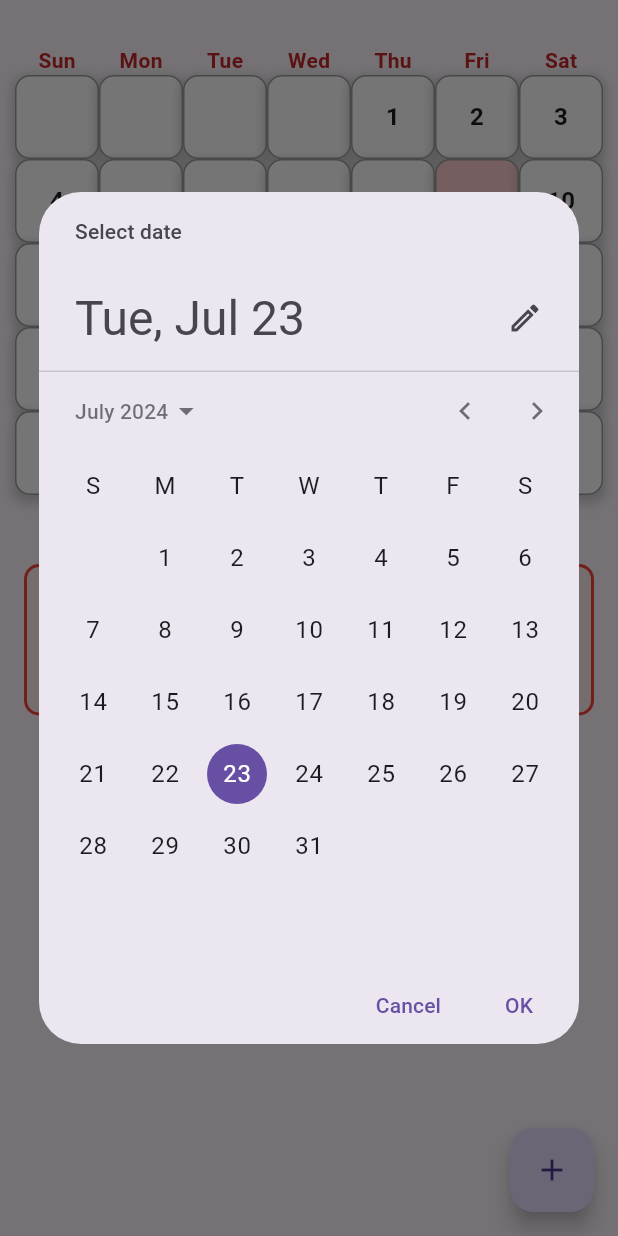
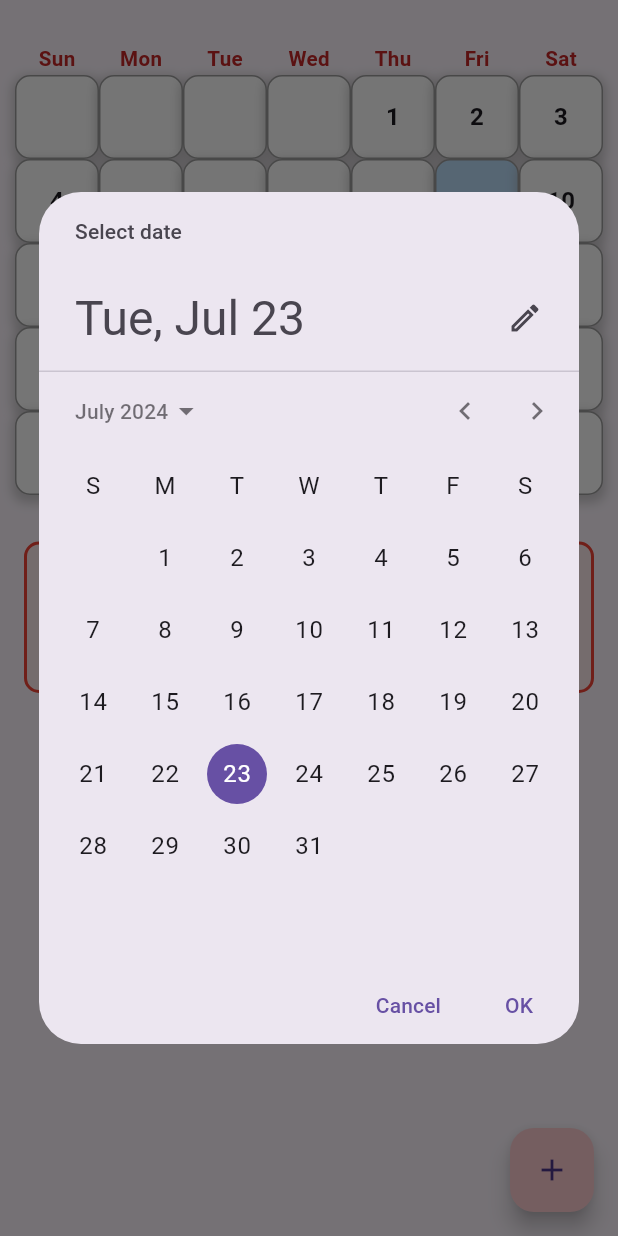
Before and after one commit to AaronCrisologo/Class-Compass-Your-University-Companion-App-, a Flutter app: the CalendarScreen screen opened directly, after a tap on the "add" icon, on a phone screen of 412 x 824 dp. Run offline on Flutter 3.47's test engine with Material 3 defaults, Android fonts, the light colour scheme and no system bars; our stand-ins replace flutter_colorpicker, font_awesome_flutter.

Commit message:
calendar_screen tweaks Days of the week now scales with screen size Adjusted wording of texts change screen color to be more inligned with app theme

```diff
--- a/lib/calendar_screen.dart
+++ b/lib/calendar_screen.dart
@@ -29,18 +29,23 @@ class _CalendarScreenState extends State<CalendarScreen> {
         onPressed: () {
           _showDatePickerAndAddDetails(context);
         },
+        backgroundColor: Colors.red[100],
         child: Icon(Icons.add),
       ),
       body: SingleChildScrollView(
         child: Column(
           children: [
             Padding(
-              padding: const EdgeInsets.fromLTRB(10, 30, 10, 30),
+              padding: const EdgeInsets.fromLTRB(10, 30, 10, 15),
               child: Column(
                 children: [
-                  Row(
+                  LayoutBuilder(
+                    builder: (context, constraints) {
+                      double fontSize = constraints.maxWidth * 0.035;
+                      return Row(
                         mainAxisAlignment: MainAxisAlignment.spaceAround,
-                    children: ['Sun', 'Mon', 'Tue', 'Wed', 'Thu', 'Fri', 'Sat']
+                        children:
+                            ['Sun', 'Mon', 'Tue', 'Wed', 'Thu', 'Fri', 'Sat']
                                 .map((day) => Expanded(
                                       child: Center(
                                         child: Text(
@@ -48,11 +53,14 @@ class _CalendarScreenState extends State<CalendarScreen> {
                                           style: TextStyle(
                                             fontWeight: FontWeight.bold,
                                             color: Colors.red[800],
+                                            fontSize: fontSize,
                                           ),
                                         ),
                                       ),
                                     ))
                                 .toList(),
+                      );
+                    },
                   ),
                   GridView.builder(
                     physics:
@@ -89,7 +97,7 @@ class _CalendarScreenState extends State<CalendarScreen> {
                       }
 
                       Color getBackgroundColor() {
-                        if (isCurrentDate) return Colors.red[100]!;
+                        if (isCurrentDate) return Colors.blue[100]!;
                         if (isHoliday ||
                             isWeatherDisturbance ||
                             isUserNoClassDay) {
@@ -103,7 +111,7 @@ class _CalendarScreenState extends State<CalendarScreen> {
 
                       return LayoutBuilder(
                         builder: (context, constraints) {
-                          double iconSize = constraints.maxWidth * 0.3;
+                          double iconSize = constraints.maxWidth * 0.25;
                           return GestureDetector(
                             onTap: () {
                               _showDayDetails(
@@ -264,7 +272,7 @@ class _CalendarScreenState extends State<CalendarScreen> {
       context: context,
       builder: (context) {
         return AlertDialog(
-          title: Text('Details for ${day.day}/${day.month}/${day.year}'),
+          title: Text('Editing Date ${day.day}/${day.month}/${day.year}'),
           content: Container(
             width: double.maxFinite,
             child: Column(
@@ -294,7 +302,7 @@ class _CalendarScreenState extends State<CalendarScreen> {
                   },
                 ),
                 CheckboxListTile(
-                  title: Text('Mark as partial asynchronous'),
+                  title: Text('Mark as partial class cancellation'),
                   value: partialNoClass,
                   onChanged: (bool? value) {
                     setState(() {
@@ -314,22 +322,28 @@ class _CalendarScreenState extends State<CalendarScreen> {
           actions: [
             TextButton(
               onPressed: () {
-                Navigator.of(context).pop();
-              },
-              child: Text('Cancel'),
-            ),
-            TextButton(
-              onPressed: () {
                 setState(() {
-                  if (noteController.text.isNotEmpty) {
                   userNotes[day] = noteController.text;
+                  if (noClassDay) {
+                    userNoClassDays.add(day);
                   } else {
-                    userNotes.remove(day);
+                    userNoClassDays.remove(day);
+                  }
+                  if (partialNoClass) {
+                    partialNoClassDays.add(day);
+                  } else {
+                    partialNoClassDays.remove(day);
                   }
                 });
                 Navigator.of(context).pop();
               },
               child: Text('Save'),
+            ),
+            TextButton(
+              onPressed: () {
+                Navigator.of(context).pop();
+              },
+              child: Text('Cancel'),
             ),
           ],
         );
@@ -338,17 +352,14 @@ class _CalendarScreenState extends State<CalendarScreen> {
   }
 
   void _showDatePickerAndAddDetails(BuildContext context) {
-    DateTime selectedDate = DateTime.now();
-
     showDatePicker(
       context: context,
-      initialDate: selectedDate,
-      firstDate: DateTime(2020),
-      lastDate: DateTime(2030),
+      initialDate: DateTime.now(),
+      firstDate: DateTime(2000),
+      lastDate: DateTime(2100),
     ).then((pickedDate) {
       if (pickedDate != null) {
-        selectedDate = pickedDate;
-        _showDayDetails(context, selectedDate, false, false, false, false);
+        _showDayDetails(context, pickedDate, false, false, false, false);
       }
     });
   }
```
Lines whose indentation alone changed are shown as unchanged.
